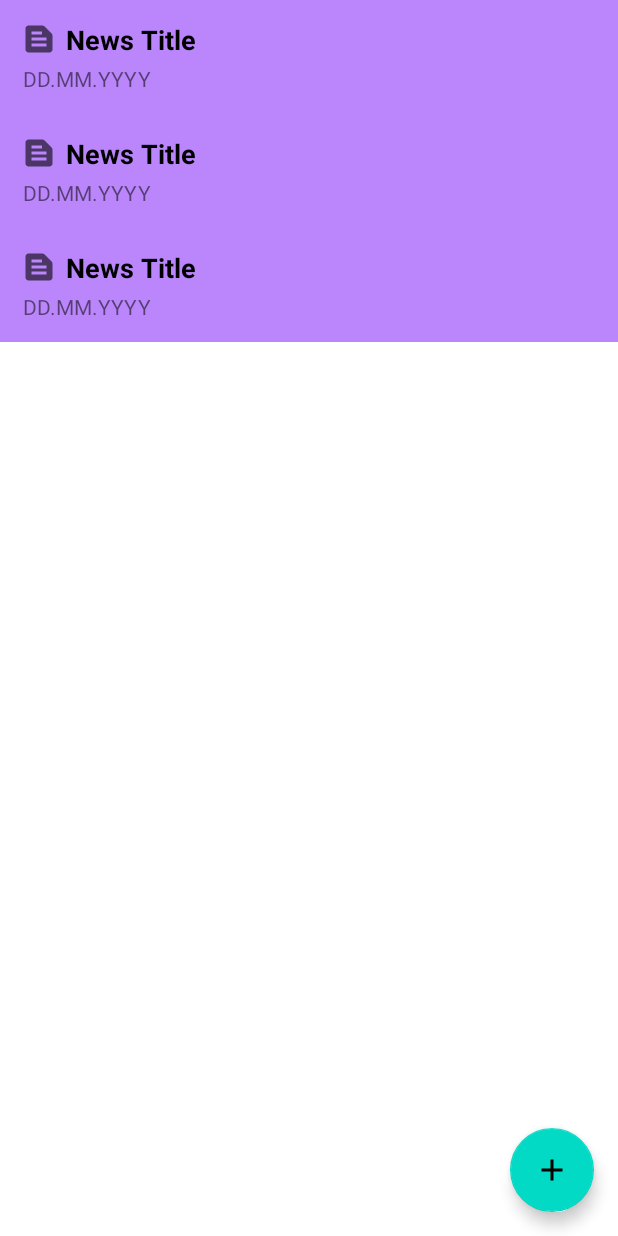
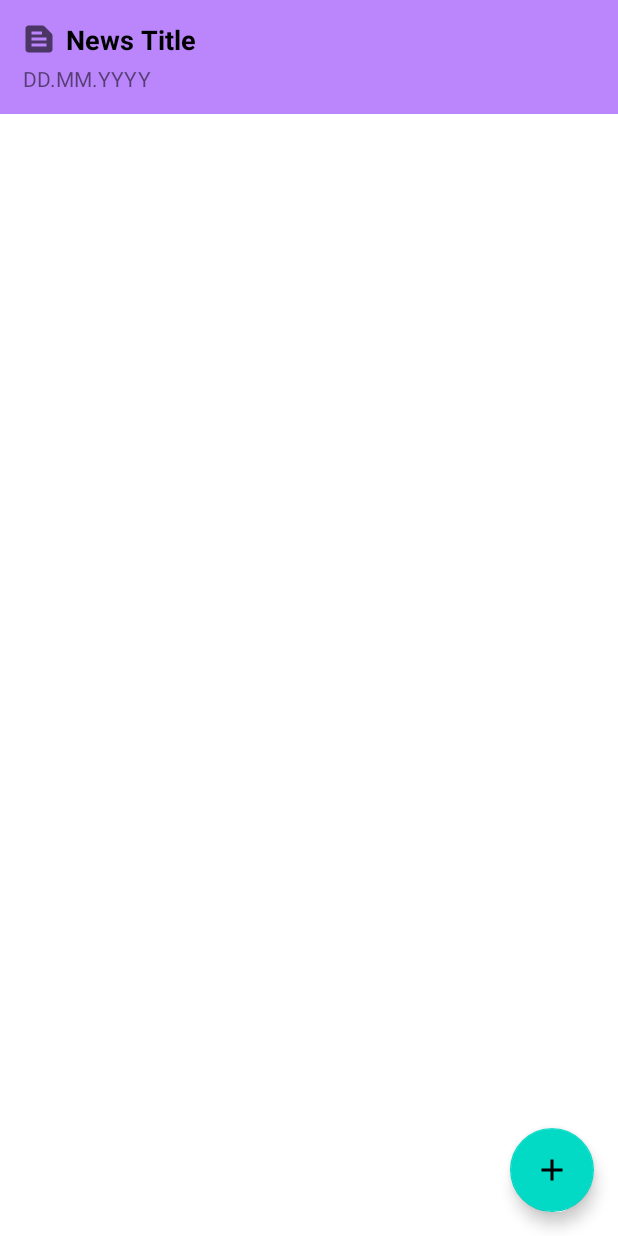
Before and after one commit to eldegen/NewsApp38m4, an Android app: the layout fragment_home.xml on its own in the app's theme, with its tools: preview values and no code run, on a phone screen of 412 x 824 dp. Run offline under Robolectric (Android 15) with nearby library versions, the phone set to English and light mode, and no system bars.

Commit message:
Made a commit, before I break something

```diff
--- a/app/src/main/java/com/example/newsapp38m4/ui/home/HomeFragment.java
+++ b/app/src/main/java/com/example/newsapp38m4/ui/home/HomeFragment.java
@@ -20,6 +20,8 @@ import com.example.newsapp38m4.ui.news.NewsRecyclerAdapter;
 import com.example.newsapp38m4.ui.news.OnItemClickListener;
 import com.example.newsapp38m4.R;
 import com.example.newsapp38m4.databinding.FragmentHomeBinding;
+
+import java.util.ArrayList;
 
 public class HomeFragment extends Fragment {
     private FragmentHomeBinding binding;
@@ -80,6 +82,8 @@ public class HomeFragment extends Fragment {
             @Override
             public void onFragmentResult(@NonNull String requestKey, @NonNull Bundle result) {
                 NewsItemModel newsItemModel = (NewsItemModel) result.getSerializable("news.content");
+                ArrayList<NewsItemModel> list = new ArrayList<>();
+                list.add(new NewsItemModel("sob", 1));
                 recyclerAdapter.addItem(newsItemModel);
             }
         });
--- a/app/src/main/res/layout/item_news.xml
+++ b/app/src/main/res/layout/item_news.xml
@@ -1,11 +1,13 @@
 <?xml version="1.0" encoding="utf-8"?>
-<LinearLayout xmlns:android="http://schemas.android.com/apk/res/android"
+<androidx.constraintlayout.widget.ConstraintLayout xmlns:android="http://schemas.android.com/apk/res/android"
     android:layout_width="match_parent"
-    android:layout_height="wrap_content"
-    android:orientation="vertical"
+    android:layout_height="match_parent"
     xmlns:app="http://schemas.android.com/apk/res-auto">
 
     <LinearLayout
+        app:layout_constraintTop_toTopOf="parent"
+        app:layout_constraintStart_toStartOf="parent"
+        app:layout_constraintEnd_toEndOf="parent"
         android:background="@color/purple_200"
         android:orientation="vertical"
         android:layout_width="match_parent"
@@ -47,51 +49,4 @@
 
     </LinearLayout>
 
-</LinearLayout>
-
-<!--
-ver2
-
-
-old version
-
-<LinearLayout
-android:orientation="vertical"
-android:layout_marginBottom="12dp"
-android:layout_width="match_parent"
-android:layout_height="match_parent">
-
-<LinearLayout
-    android:layout_marginTop="14dp"
-    android:layout_marginHorizontal="14dp"
-    android:orientation="horizontal"
-    android:layout_width="match_parent"
-    android:layout_height="wrap_content">
-
-    <ImageView
-        android:src="@drawable/ic_newspage"
-        android:layout_width="24dp"
-        android:layout_height="24dp"/>
-
-    <TextView
-        android:id="@+id/tv_news_title"
-        android:layout_marginStart="6dp"
-        android:textColor="@color/black"
-        android:textStyle="bold"
-        android:textSize="18sp"
-        android:text="@string/news_title"
-        android:layout_width="match_parent"
-        android:layout_height="wrap_content"/>
-
-</LinearLayout>
-
-<TextView
-    android:id="@+id/tv_news_date"
-    android:layout_marginTop="4dp"
-    android:text="@string/date_blank"
-    android:textSize="14sp"
-    android:layout_marginHorizontal="15dp"
-    android:layout_width="match_parent"
-    android:layout_height="wrap_content"/>
-
-</LinearLayout>-->
+</androidx.constraintlayout.widget.ConstraintLayout>
```
